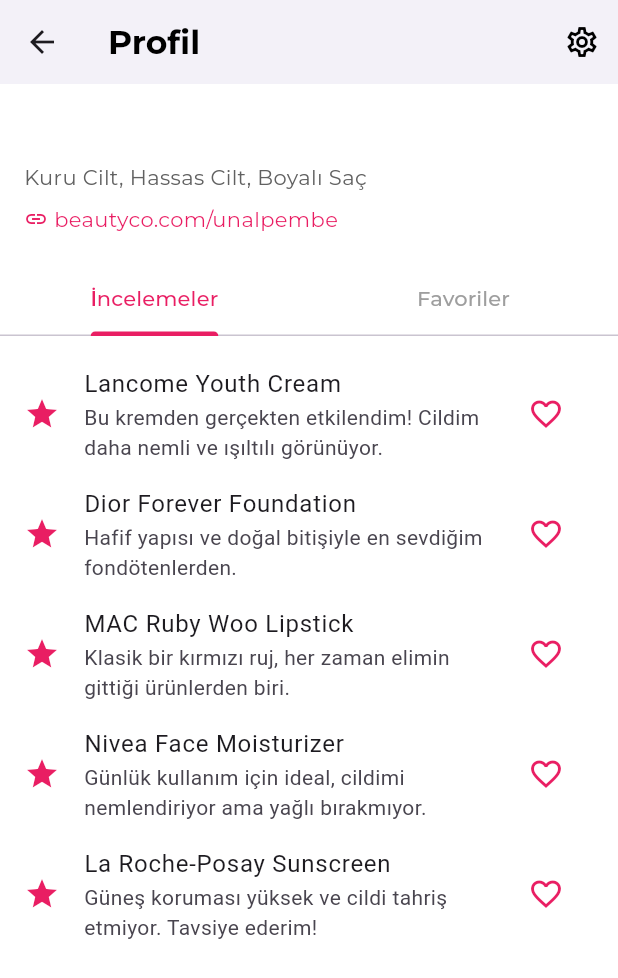
After one commit to pelsingunduz/BeautyCo-API, a Flutter app: the ProfileScreen screen opened by its route, scrolled down 182 dp, after a tap on the "favorite outline" icon, on a phone screen of 412 x 824 dp. The commit adds this screen. Shown: the top 978 px of the screen. Run offline on Flutter 3.47's test engine with Material 3 defaults, Android fonts, the phone set to English and light mode, and no system bars; our stand-ins replace google_fonts; network calls fail.

Commit message:
Profile screen added.

```diff
--- a/beautyco/lib/main.dart
+++ b/beautyco/lib/main.dart
@@ -1,72 +1,8 @@
-/*import 'package:flutter/material.dart';
-import 'screens/login_screen.dart';
-import 'screens/register_screen.dart';
-import 'screens/home_page.dart'; // HomePage'i import et
-
-void main() {
-  runApp(const MyApp());
-}
-
-class MyApp extends StatelessWidget {
-  const MyApp({super.key});
-
-  @override
-  Widget build(BuildContext context) {
-    return MaterialApp(
-      title: 'BeautyCo',
-      debugShowCheckedModeBanner: false,
-      theme: ThemeData(
-        primarySwatch: Colors.purple,
-        scaffoldBackgroundColor: const Color(0xFFF9F9F9),
-      ),
-      initialRoute: '/',
-      routes: {
-        '/': (context) => const LoginScreen(),
-        '/register': (context) => const RegisterScreen(),
-        '/home_page': (context) => const HomeScreen(),
-      },
-    );
-  }
-}
-*/
-/*
 import 'package:flutter/material.dart';
 import 'screens/login_screen.dart';
 import 'screens/register_screen.dart';
 import 'screens/home_page.dart'; // HomePage'i import et
-import 'screens/search_screen.dart'; // SearchScreen'i import et
-
-void main() {
-  runApp(const MyApp());
-}
-
-class MyApp extends StatelessWidget {
-  const MyApp({super.key});
-
-  @override
-  Widget build(BuildContext context) {
-    return MaterialApp(
-      title: 'BeautyCo',
-      debugShowCheckedModeBanner: false,
-      theme: ThemeData(
-        primarySwatch: Colors.purple,
-        scaffoldBackgroundColor: const Color(0xFFF9F9F9),
-      ),
-      initialRoute: '/', // Başlangıç ekranı
-      routes: {
-        '/': (context) => const LoginScreen(),
-        '/register': (context) => const RegisterScreen(),
-        '/home': (context) => const HomeScreen(), // HomePage widget'ı doğru olarak yönlendiriliyor
-        '/search_screen': (context) => const SearchScreen(), // SearchScreen yönlendirmesi
-      },
-    );
-  }
-}
-*/
-import 'package:flutter/material.dart';
-import 'screens/login_screen.dart';
-import 'screens/register_screen.dart';
-import 'screens/home_page.dart'; // HomePage'i import et
+import 'screens/profile_screen.dart'; // ProfileScreen'i import et
 
 void main() {
   runApp(const MyApp());
@@ -89,6 +25,7 @@ class MyApp extends StatelessWidget {
         '/': (context) => const LoginScreen(),
         '/register': (context) => const RegisterScreen(),
         '/home': (context) => const HomeScreen(),
+        '/profile': (context) => const ProfileScreen(), // ProfileScreen rotasını ekledik
       },
     );
   }
--- a/beautyco/lib/screens/home_page.dart
+++ b/beautyco/lib/screens/home_page.dart
@@ -1,6 +1,7 @@
 import 'package:flutter/material.dart';
 import 'package:beautyco/screens/create_post.dart';
 import 'search_screen.dart';
+import 'profile_screen.dart'; // ProfileScreen sınıfı için import eklendi
 
 void main() {
   runApp(const MyApp());
@@ -103,10 +104,17 @@ class _HomeScreenState extends State<HomeScreen> {
           });
         });
       }
-    } else {
+    } else if (index == 0) {
+      // Ana sayfada kalın veya yeniden yükleyin
       setState(() {
         _selectedIndex = index;
       });
+    } else if (index == 3) {
+      // Profil sayfasına git
+      Navigator.push(
+        context,
+        MaterialPageRoute(builder: (context) => const ProfileScreen()),
+      );
     }
   }
 
@@ -597,8 +605,6 @@ class _HomeScreenState extends State<HomeScreen> {
               ),
             ),
 
-
-
           const SizedBox(height: 8),
         ],
       ),
--- /dev/null
+++ b/beautyco/lib/screens/profile_screen.dart
@@ -0,0 +1,332 @@
+import 'package:flutter/material.dart';
+
+void main() {
+  runApp(const BeautyCoApp());
+}
+
+class BeautyCoApp extends StatelessWidget {
+  const BeautyCoApp({super.key});
+
+  @override
+  Widget build(BuildContext context) {
+    return MaterialApp(
+      title: 'BeautyCo',
+      debugShowCheckedModeBanner: false,
+      theme: ThemeData(
+        primarySwatch: Colors.pink,
+        visualDensity: VisualDensity.adaptivePlatformDensity,
+        fontFamily: 'Montserrat', // Consistent font family from SearchScreen
+      ),
+      home: const ProfileScreen(),
+    );
+  }
+}
+
+class ProfileScreen extends StatefulWidget {
+  const ProfileScreen({super.key});
+
+  @override
+  ProfileScreenState createState() => ProfileScreenState();
+}
+
+class ProfileScreenState extends State<ProfileScreen> with SingleTickerProviderStateMixin {
+  bool isFollowing = false;
+  late TabController _tabController;
+  List<String> favoriteProducts = [];
+
+  @override
+  void initState() {
+    super.initState();
+    _tabController = TabController(length: 2, vsync: this);
+  }
+
+  @override
+  void dispose() {
+    _tabController.dispose();
+    super.dispose();
+  }
+
+  @override
+  Widget build(BuildContext context) {
+    return Scaffold(
+      backgroundColor: Colors.white, // Keep the background white like SearchScreen
+      appBar: AppBar(
+        backgroundColor: Colors.white, // White background for the app bar
+        elevation: 0,
+        title: const Text(
+          'Profil',
+          style: TextStyle(
+            color: Colors.black,
+            fontWeight: FontWeight.bold,
+            fontFamily: 'Montserrat', // Consistent font family
+          ),
+        ),
+        actions: [
+          IconButton(
+            icon: const Icon(Icons.settings_outlined, color: Colors.black),
+            onPressed: () {},
+          ),
+        ],
+      ),
+      body: SingleChildScrollView(
+        child: Column(
+          crossAxisAlignment: CrossAxisAlignment.start,
+          children: [
+            _buildProfileHeader(),
+            _buildProfileStats(),
+            _buildBio(),
+            _buildTabs(),
+          ],
+        ),
+      ),
+    );
+  }
+
+  Widget _buildProfileHeader() {
+    return Padding(
+      padding: const EdgeInsets.symmetric(horizontal: 16.0),
+      child: Row(
+        children: [
+          Container(
+            width: 90,
+            height: 90,
+            decoration: BoxDecoration(
+              shape: BoxShape.circle,
+              border: Border.all(
+                color: Colors.pink.shade100,
+                width: 2,
+              ),
+              image: const DecorationImage(
+                image: NetworkImage(
+                  'https://images.unsplash.com/photo-1494790108377-be9c29b29330?ixlib=rb-1.2.1&auto=format&fit=crop&w=500&q=60',
+                ),
+                fit: BoxFit.cover,
+              ),
+            ),
+          ),
+          const SizedBox(width: 20),
+          Expanded(
+            child: Column(
+              crossAxisAlignment: CrossAxisAlignment.start,
+              children: [
+                const Text(
+                  'Pembe Ünal',
+                  style: TextStyle(
+                    fontSize: 22,
+                    fontWeight: FontWeight.bold,
+                    fontFamily: 'Montserrat', // Consistent font family
+                  ),
+                ),
+                const SizedBox(height: 4),
+                const Text(
+                  '@unalpembe',
+                  style: TextStyle(
+                    fontSize: 16,
+                    color: Colors.grey,
+                    fontFamily: 'Montserrat', // Consistent font family
+                  ),
+                ),
+                const SizedBox(height: 12),
+                GestureDetector(
+                  onTap: () {
+                    setState(() {
+                      isFollowing = !isFollowing;
+                    });
+                  },
+                  child: Container(
+                    padding: const EdgeInsets.symmetric(horizontal: 24, vertical: 8),
+                    decoration: BoxDecoration(
+                      color: isFollowing ? Colors.grey.shade200 : Colors.pink,
+                      borderRadius: BorderRadius.circular(20),
+                    ),
+                    child: Text(
+                      isFollowing ? 'Takip Ediliyor' : 'Takip Et',
+                      style: TextStyle(
+                        color: isFollowing ? Colors.black : Colors.white,
+                        fontWeight: FontWeight.bold,
+                        fontFamily: 'Montserrat', // Consistent font family
+                      ),
+                    ),
+                  ),
+                ),
+              ],
+            ),
+          ),
+        ],
+      ),
+    );
+  }
+
+  Widget _buildProfileStats() {
+    return Padding(
+      padding: const EdgeInsets.symmetric(vertical: 24.0),
+      child: Row(
+        mainAxisAlignment: MainAxisAlignment.spaceEvenly,
+        children: [
+          _buildStat('İnceleme', '156'),
+          _buildVerticalDivider(),
+          _buildStat('Takipçi', '2,453'),
+          _buildVerticalDivider(),
+          _buildStat('Takip', '348'),
+        ],
+      ),
+    );
+  }
+
+  Widget _buildStat(String label, String count) {
+    return Column(
+      children: [
+        Text(
+          count,
+          style: const TextStyle(
+            fontSize: 20,
+            fontWeight: FontWeight.bold,
+            fontFamily: 'Montserrat', // Consistent font family
+          ),
+        ),
+        const SizedBox(height: 4),
+        Text(
+          label,
+          style: const TextStyle(
+            color: Colors.grey,
+            fontFamily: 'Montserrat', // Consistent font family
+          ),
+        ),
+      ],
+    );
+  }
+
+  Widget _buildVerticalDivider() {
+    return SizedBox(
+      height: 30,
+      width: 1,
+      child: DecoratedBox(
+        decoration: BoxDecoration(color: Colors.grey.shade300),
+      ),
+    );
+  }
+
+  Widget _buildBio() {
+    return Padding(
+      padding: const EdgeInsets.symmetric(horizontal: 16.0),
+      child: Column(
+        crossAxisAlignment: CrossAxisAlignment.start,
+        children: [
+          const Text(''),
+          const SizedBox(height: 6),
+          Text(
+            'Kuru Cilt, Hassas Cilt, Boyalı Saç',
+            style: TextStyle(
+              color: Colors.grey.shade700,
+              height: 1.4,
+              fontFamily: 'Montserrat', // Consistent font family
+            ),
+          ),
+          const SizedBox(height: 8),
+          Row(
+            children: const [
+              Icon(Icons.link, size: 16, color: Colors.pink),
+              SizedBox(width: 4),
+              Text(
+                'beautyco.com/unalpembe',
+                style: TextStyle(
+                  color: Colors.pink,
+                  fontFamily: 'Montserrat', // Consistent font family
+                ),
+              ),
+            ],
+          ),
+        ],
+      ),
+    );
+  }
+
+  Widget _buildTabs() {
+    return Column(
+      children: [
+        const SizedBox(height: 20),
+        TabBar(
+          controller: _tabController,
+          labelColor: Colors.pink,
+          unselectedLabelColor: Colors.grey,
+          indicatorColor: Colors.pink,
+          labelStyle: const TextStyle(
+            fontFamily: 'Montserrat', // Consistent font family
+          ),
+          tabs: const [
+            Tab(text: 'İncelemeler'),
+            Tab(text: 'Favoriler'),
+          ],
+        ),
+        SizedBox(
+          height: 600,
+          child: TabBarView(
+            controller: _tabController,
+            children: [
+              _buildReviewsTab(),
+              _buildFavoritesTab(),
+            ],
+          ),
+        ),
+      ],
+    );
+  }
+
+  Widget _buildReviewsTab() {
+    return ListView.builder(
+      padding: const EdgeInsets.only(top: 12),
+      physics: const NeverScrollableScrollPhysics(),
+      itemCount: 5,
+      itemBuilder: (context, index) {
+        return _buildReviewItem(index);
+      },
+    );
+  }
+
+  Widget _buildFavoritesTab() {
+    return ListView.builder(
+      padding: const EdgeInsets.only(top: 12),
+      itemCount: favoriteProducts.length,
+      itemBuilder: (context, index) {
+        return ListTile(
+          title: Text(favoriteProducts[index]),
+          leading: const Icon(Icons.star, color: Colors.pink),
+        );
+      },
+    );
+  }
+
+  Widget _buildReviewItem(int index) {
+    List<String> products = [
+      'Lancome Youth Cream',
+      'Dior Forever Foundation',
+      'MAC Ruby Woo Lipstick',
+      'Nivea Face Moisturizer',
+      'La Roche-Posay Sunscreen'
+    ];
+
+    List<String> reviews = [
+      'Bu kremden gerçekten etkilendim! Cildim daha nemli ve ışıltılı görünüyor.',
+      'Hafif yapısı ve doğal bitişiyle en sevdiğim fondötenlerden.',
+      'Klasik bir kırmızı ruj, her zaman elimin gittiği ürünlerden biri.',
+      'Günlük kullanım için ideal, cildimi nemlendiriyor ama yağlı bırakmıyor.',
+      'Güneş koruması yüksek ve cildi tahriş etmiyor. Tavsiye ederim!'
+    ];
+
+    return ListTile(
+      title: Text(products[index]),
+      subtitle: Text(reviews[index]),
+      leading: const Icon(Icons.star, color: Colors.pink),
+      trailing: IconButton(
+        icon: const Icon(Icons.favorite_border, color: Colors.pink),
+        onPressed: () {
+          setState(() {
+            if (!favoriteProducts.contains(products[index])) {
+              favoriteProducts.add(products[index]);
+            }
+          });
+        },
+      ),
+    );
+  }
+}
```
Also changed, not shown: beautyco/assets/images/pembe.jpeg (added).
